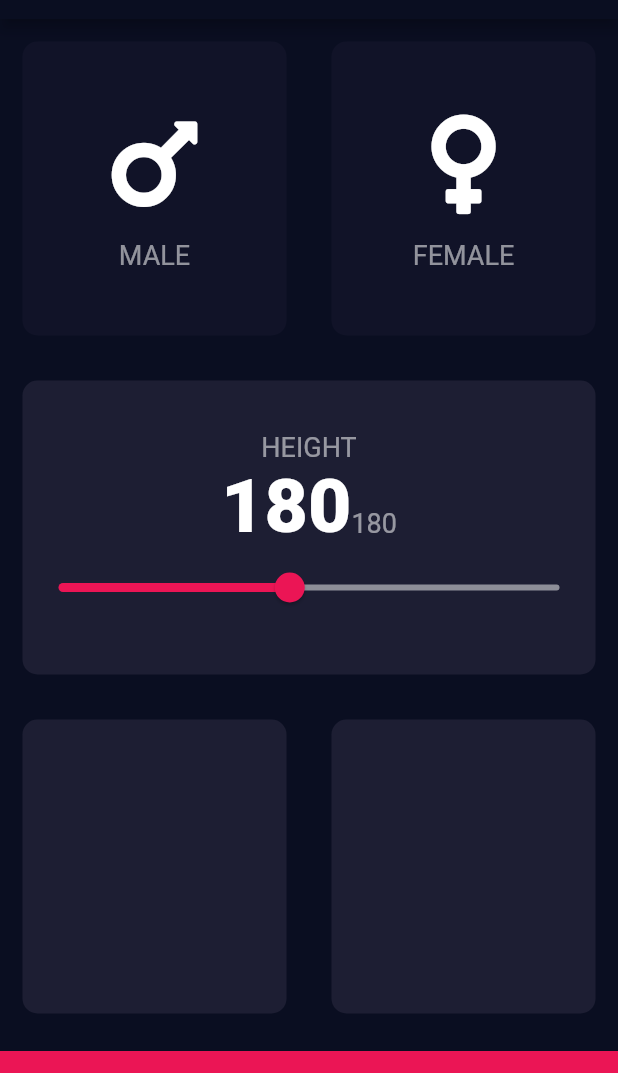
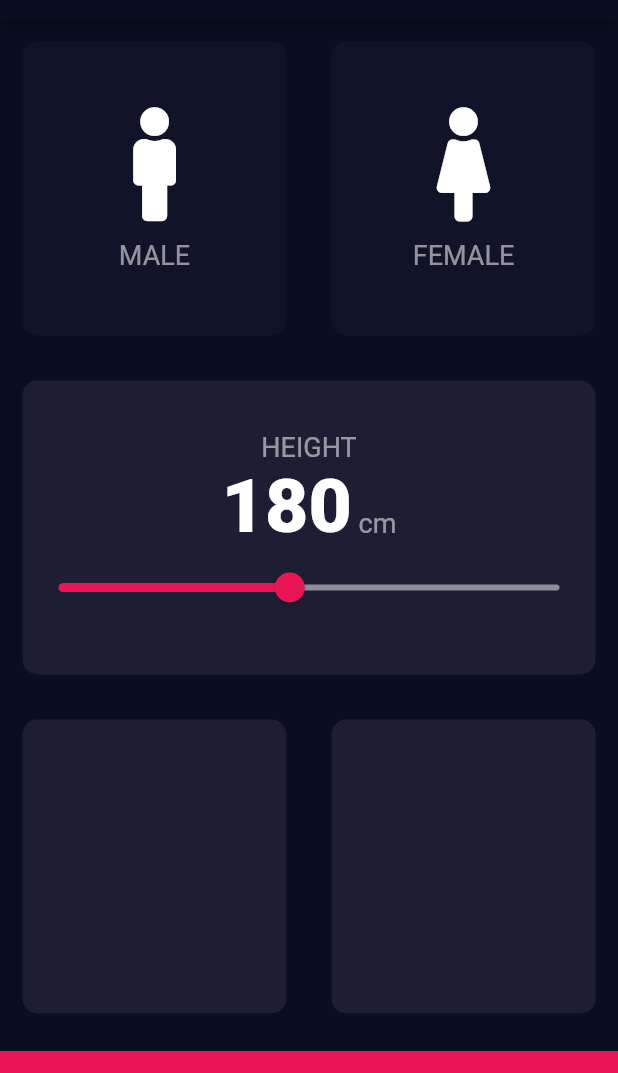
Before and after one commit to Er-Nilesh-kr/BMI-Calculator, a Flutter app: the screen it shows after launch, on a phone screen of 412 x 824 dp, the part 65-1138 px from its top. Run offline on Flutter 3.47's test engine with Material 2 defaults, Android fonts, the phone set to English and light mode, and no system bars; our stand-ins replace font_awesome_flutter.

```diff
--- a/lib/input_page.dart
+++ b/lib/input_page.dart
@@ -40,7 +40,7 @@ class _InputPageState extends State<InputPage> {
                     ? kactiveCardColour
                     : kinactiveCardColour,
                 cardChild: IconContent(
-                  icon: FontAwesomeIcons.mars,
+                  icon: FontAwesomeIcons.male,
                   label: 'MALE',
                   icolor: selectedGender == Gender.male
                       ? Colors.blue
@@ -59,7 +59,7 @@ class _InputPageState extends State<InputPage> {
                     ? kactiveCardColour
                     : kinactiveCardColour,
                 cardChild: IconContent(
-                  icon: FontAwesomeIcons.venus,
+                  icon: FontAwesomeIcons.female,
                   label: 'FEMALE',
                   icolor: selectedGender == Gender.female
                       ? Colors.pink
@@ -85,11 +85,11 @@ class _InputPageState extends State<InputPage> {
                   textBaseline: TextBaseline.alphabetic,
                   children: [
                     Text(
-                      '180',
+                      height.toString(),
                       style: kNumberTextSyle,
                     ),
                     Text(
-                      height.toString(),
+                      ' cm',
                       style: klabelTextStyle,
                     )
                   ],
```
